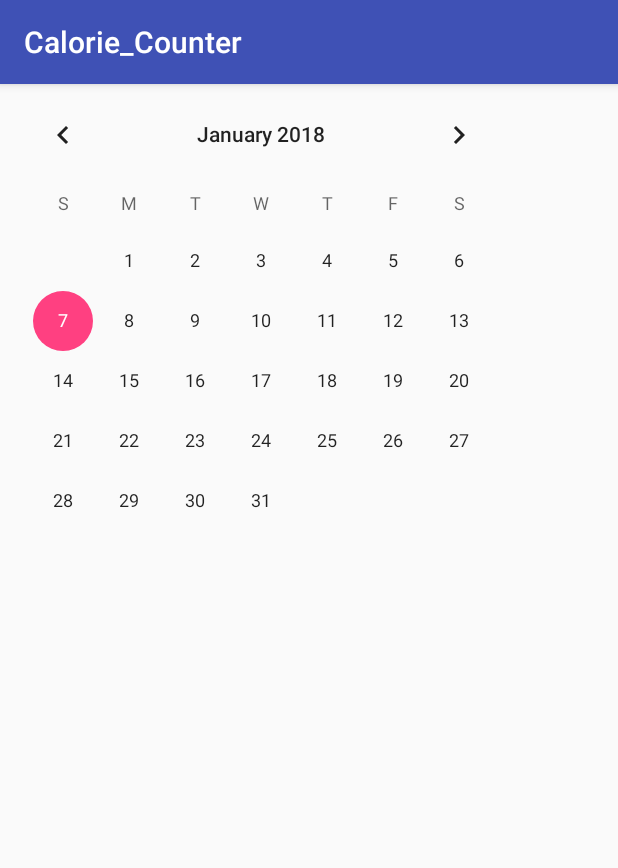
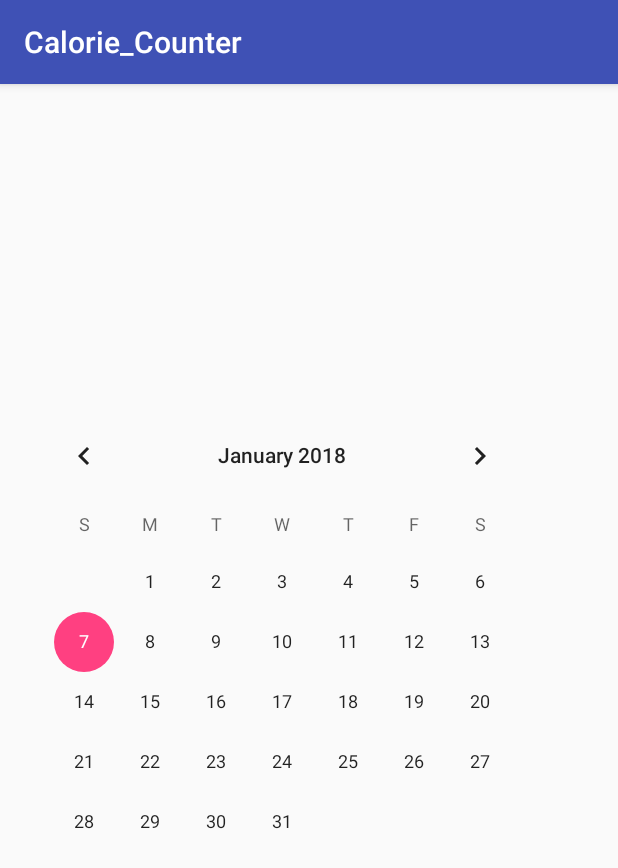
Before and after one commit to sjma1/Calorie_Counter, an Android app: the screen it shows after launch (MainActivity), on a phone screen of 412 x 824 dp. Shown: the top 868 px of the screen. Run offline under Robolectric (Android 15) with nearby library versions, the phone set to English and light mode, and no system bars.

Commit message:
Added constraints - Fugman

```diff
--- a/app/src/main/res/layout/activity_main.xml
+++ b/app/src/main/res/layout/activity_main.xml
@@ -10,7 +10,13 @@
         android:id="@+id/calendarView"
         android:layout_width="wrap_content"
         android:layout_height="wrap_content"
-        tools:layout_editor_absoluteX="18dp"
-        tools:layout_editor_absoluteY="72dp" />
+        android:layout_marginEnd="36dp"
+        android:layout_marginRight="36dp"
+        app:layout_constraintBottom_toBottomOf="parent"
+        app:layout_constraintEnd_toEndOf="parent"
+        app:layout_constraintHorizontal_bias="0.5"
+        app:layout_constraintStart_toStartOf="parent"
+        app:layout_constraintTop_toTopOf="parent"
+        app:layout_constraintVertical_bias="0.498" />
 
 </android.support.constraint.ConstraintLayout>
```
